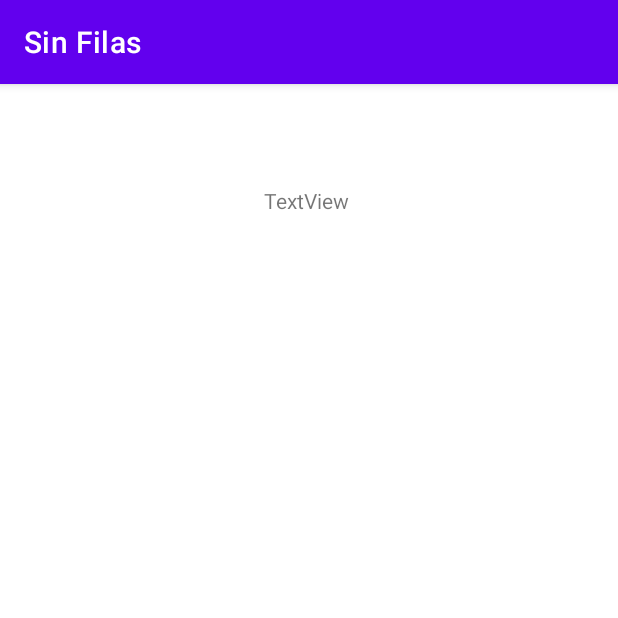
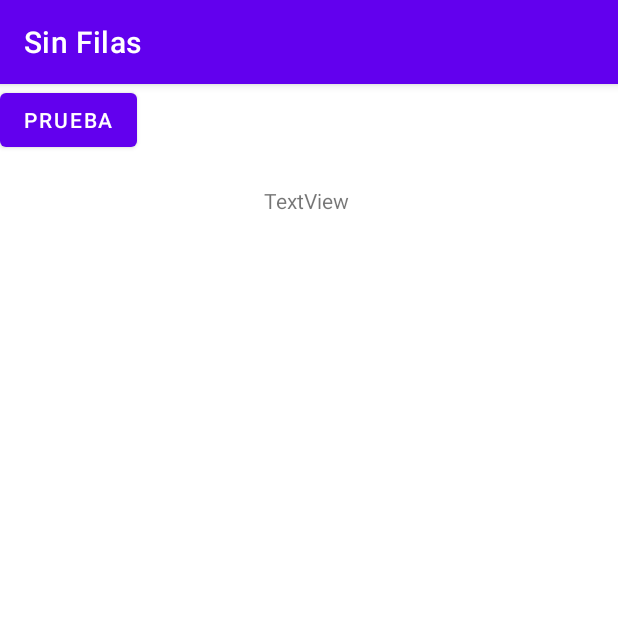
Before and after one commit to ElianaCepeda/SinFilas, an Android app: the screen it shows after launch (MainActivity), on a phone screen of 412 x 824 dp, the top half of it. Run offline under Robolectric (Android 15) with nearby library versions, the phone set to English and light mode, and no system bars.

Commit message:
boton en main

```diff
--- a/app/src/main/res/layout/activity_main.xml
+++ b/app/src/main/res/layout/activity_main.xml
@@ -15,4 +15,12 @@
         android:text="TextView"
         app:layout_constraintStart_toStartOf="parent"
         app:layout_constraintTop_toTopOf="parent" />
+
+    <Button
+        android:id="@+id/button"
+        android:layout_width="wrap_content"
+        android:layout_height="wrap_content"
+        android:text="Prueba"
+        tools:layout_editor_absoluteX="200dp"
+        tools:layout_editor_absoluteY="372dp" />
 </androidx.constraintlayout.widget.ConstraintLayout>
```
